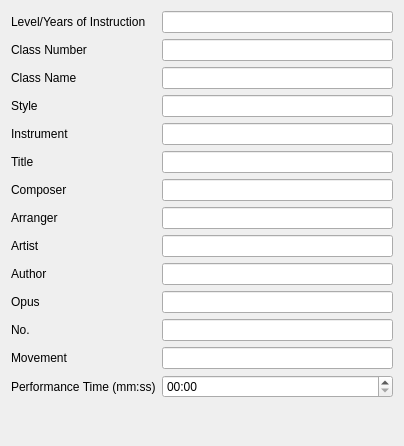
Above: Forms/ui_pieceWidget.ui from diana134/afs before the change. Below: the same form after it.
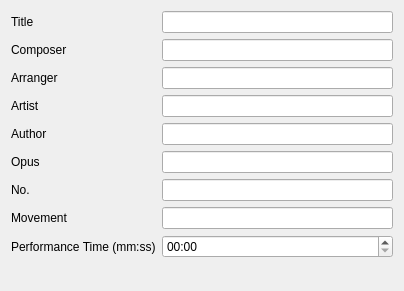
That is the form after the change.

Commit message: Fixed multiple piece ui, piece widget had some unneccessary fields.

The edit to the form file:
```diff
--- a/Forms/ui_pieceWidget.ui
+++ b/Forms/ui_pieceWidget.ui
@@ -7,151 +7,104 @@
     <x>0</x>
     <y>0</y>
     <width>404</width>
-    <height>446</height>
+    <height>291</height>
    </rect>
   </property>
   <property name="windowTitle">
    <string>Form</string>
   </property>
   <layout class="QFormLayout" name="formLayout">
+   <property name="fieldGrowthPolicy">
+    <enum>QFormLayout::AllNonFixedFieldsGrow</enum>
+   </property>
    <item row="0" column="0">
-    <widget class="QLabel" name="participantLevelGradeLabel">
-     <property name="text">
-      <string>Level/Years of Instruction</string>
-     </property>
-    </widget>
-   </item>
-   <item row="0" column="1">
-    <widget class="QLineEdit" name="levelLineEdit"/>
-   </item>
-   <item row="1" column="0">
-    <widget class="QLabel" name="classNumberLabel">
-     <property name="text">
-      <string>Class Number</string>
-     </property>
-    </widget>
-   </item>
-   <item row="1" column="1">
-    <widget class="QLineEdit" name="classNumberLineEdit"/>
-   </item>
-   <item row="2" column="0">
-    <widget class="QLabel" name="classNameLabel">
-     <property name="text">
-      <string>Class Name</string>
-     </property>
-    </widget>
-   </item>
-   <item row="2" column="1">
-    <widget class="QLineEdit" name="classNameLineEdit"/>
-   </item>
-   <item row="3" column="0">
-    <widget class="QLabel" name="styleLabel">
-     <property name="text">
-      <string>Style</string>
-     </property>
-    </widget>
-   </item>
-   <item row="3" column="1">
-    <widget class="QLineEdit" name="styleLineEdit"/>
-   </item>
-   <item row="4" column="0">
-    <widget class="QLabel" name="instrumentLabel">
-     <property name="text">
-      <string>Instrument</string>
-     </property>
-    </widget>
-   </item>
-   <item row="4" column="1">
-    <widget class="QLineEdit" name="instrumentLineEdit"/>
-   </item>
-   <item row="5" column="0">
     <widget class="QLabel" name="titleLabel">
      <property name="text">
       <string>Title</string>
      </property>
     </widget>
    </item>
-   <item row="5" column="1">
+   <item row="0" column="1">
     <widget class="QLineEdit" name="titleLineEdit"/>
    </item>
-   <item row="6" column="0">
+   <item row="1" column="0">
     <widget class="QLabel" name="composerLabel">
      <property name="text">
       <string>Composer</string>
      </property>
     </widget>
    </item>
-   <item row="6" column="1">
+   <item row="1" column="1">
     <widget class="QLineEdit" name="composerLineEdit"/>
    </item>
-   <item row="7" column="0">
+   <item row="2" column="0">
     <widget class="QLabel" name="arrangerLabel">
      <property name="text">
       <string>Arranger</string>
      </property>
     </widget>
    </item>
-   <item row="7" column="1">
+   <item row="2" column="1">
     <widget class="QLineEdit" name="arrangerLineEdit"/>
    </item>
-   <item row="8" column="0">
+   <item row="3" column="0">
     <widget class="QLabel" name="artistLabel">
      <property name="text">
       <string>Artist</string>
      </property>
     </widget>
    </item>
-   <item row="8" column="1">
+   <item row="3" column="1">
     <widget class="QLineEdit" name="artistLineEdit"/>
    </item>
-   <item row="9" column="0">
+   <item row="4" column="0">
     <widget class="QLabel" name="authorLabel">
      <property name="text">
       <string>Author</string>
      </property>
     </widget>
    </item>
-   <item row="9" column="1">
+   <item row="4" column="1">
     <widget class="QLineEdit" name="authorLineEdit"/>
    </item>
-   <item row="10" column="0">
+   <item row="5" column="0">
     <widget class="QLabel" name="opusLabel">
      <property name="text">
       <string>Opus</string>
      </property>
     </widget>
    </item>
-   <item row="10" column="1">
+   <item row="5" column="1">
     <widget class="QLineEdit" name="opusLineEdit"/>
    </item>
-   <item row="11" column="0">
+   <item row="6" column="0">
     <widget class="QLabel" name="noLabel">
      <property name="text">
       <string>No.</string>
      </property>
     </widget>
    </item>
-   <item row="11" column="1">
+   <item row="6" column="1">
     <widget class="QLineEdit" name="noLineEdit"/>
    </item>
-   <item row="12" column="0">
+   <item row="7" column="0">
     <widget class="QLabel" name="movementLabel">
      <property name="text">
       <string>Movement</string>
      </property>
     </widget>
    </item>
-   <item row="12" column="1">
+   <item row="7" column="1">
     <widget class="QLineEdit" name="movementLineEdit"/>
    </item>
-   <item row="13" column="0">
+   <item row="8" column="0">
     <widget class="QLabel" name="performanceTimeLabel">
      <property name="text">
       <string>Performance Time (mm:ss)</string>
      </property>
     </widget>
    </item>
-   <item row="13" column="1">
+   <item row="8" column="1">
     <widget class="QTimeEdit" name="performanceTimeEdit">
      <property name="maximumDateTime">
       <datetime>
```
The commit also changes 5 other files.
